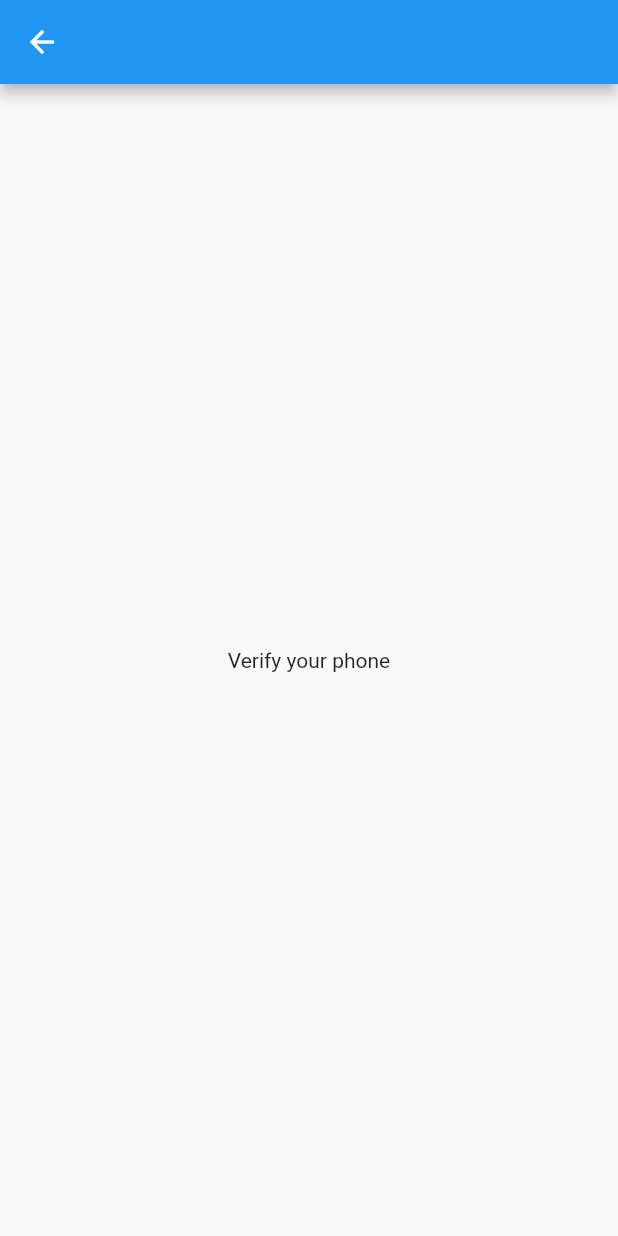
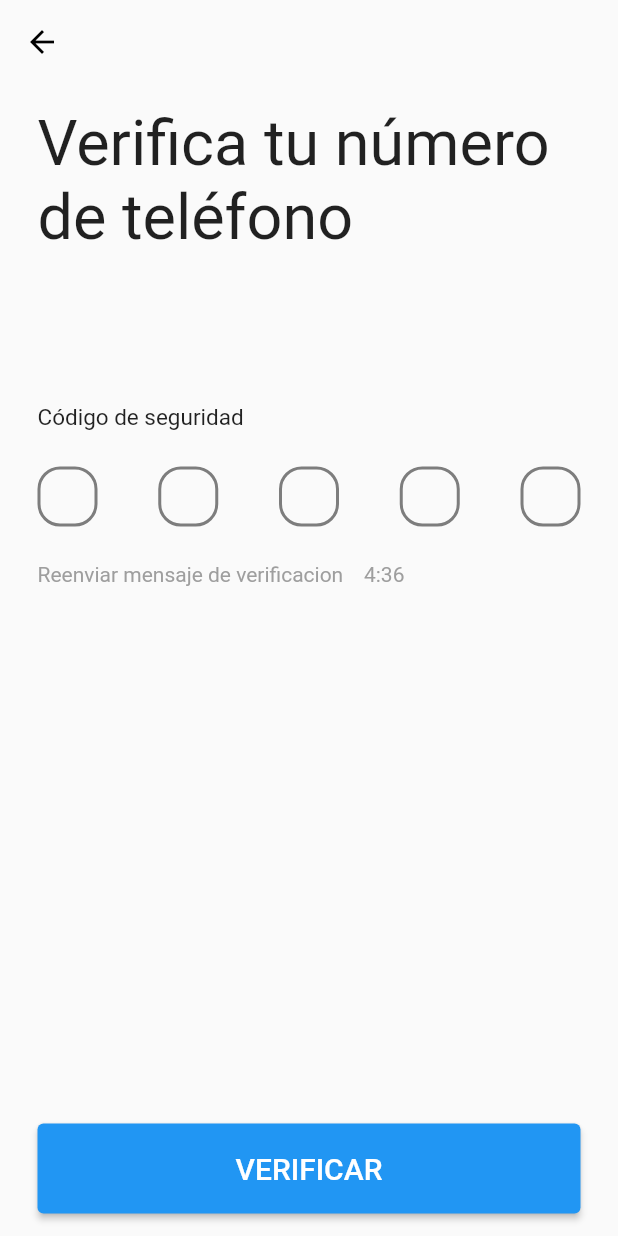
Before and after one commit to migala-dev/demos-app, a Flutter app: the VerifyPhonePage screen opened by its route, on a phone screen of 412 x 824 dp. Run offline on Flutter 3.47's test engine with Material 2 defaults, Android fonts, the phone set to English and light mode, and no system bars; our stand-ins replace bloc, fluro, flutter_bloc, pinput.

Commit message:
verify_phone UI

```diff
--- a/lib/config/themes/light_theme.dart
+++ b/lib/config/themes/light_theme.dart
@@ -1,4 +1,9 @@
 import 'package:flutter/material.dart';
 
 // TODO: define color palette and fonts
-final ligthTheme = ThemeData.light().copyWith();
+final ligthTheme = ThemeData.light().copyWith(
+    appBarTheme: ThemeData.light().appBarTheme.copyWith(
+          backgroundColor: Color(0xfafafa),
+          iconTheme: IconThemeData(color: Colors.black),
+          elevation: 0,
+        ));
--- a/lib/core/auth/login/verify_phone.dart
+++ b/lib/core/auth/login/verify_phone.dart
@@ -1,17 +1,104 @@
 import 'package:flutter/material.dart';
+import 'package:pinput/pin_put/pin_put.dart';
+
+import 'package:demos_app/widgets/buttons/bigbutton_widget.dart';
 
 class VerifyPhonePage extends StatelessWidget {
   const VerifyPhonePage({Key? key}) : super(key: key);
 
   @override
   Widget build(BuildContext context) {
-    return Container(
-      child: Scaffold(
-        appBar: AppBar(),
-        body: Center(
-          child: Text('Verify your phone'),
+    return Scaffold(
+      resizeToAvoidBottomInset: false,
+      appBar: AppBar(
+          leading: IconButton(
+        icon: Icon(
+          Icons.arrow_back,
+        ),
+        onPressed: () {
+          Navigator.pop(context);
+        },
+      )),
+      body: Padding(
+        padding: const EdgeInsets.symmetric(horizontal: 25, vertical: 15),
+        child: Column(
+          children: [
+            Text('Verifica tu número de teléfono',
+                style: TextStyle(fontSize: 42)),
+            SizedBox(
+              height: 100,
+            ),
+            Expanded(child: SecurityCodeForm())
+          ],
         ),
       ),
     );
   }
 }
+
+class SecurityCodeForm extends StatefulWidget {
+  const SecurityCodeForm({
+    Key? key,
+  }) : super(key: key);
+
+  @override
+  _SecurityCodeFormState createState() => _SecurityCodeFormState();
+}
+
+class _SecurityCodeFormState extends State<SecurityCodeForm> {
+  final TextEditingController _pinPutController = TextEditingController();
+
+  BoxDecoration get _pinPutDecoration {
+    return BoxDecoration(
+      border: Border.all(color: Colors.black, width: 2.0),
+      borderRadius: BorderRadius.circular(15.0),
+    );
+  }
+
+  @override
+  Widget build(BuildContext context) {
+    return Column(
+      mainAxisAlignment: MainAxisAlignment.spaceBetween,
+      children: [
+        Column(
+          crossAxisAlignment: CrossAxisAlignment.start,
+          children: [
+            Text(
+              'Código de seguridad',
+              style: TextStyle(fontSize: 15),
+            ),
+            SizedBox(
+              height: 20,
+            ),
+            PinPut(
+              fieldsCount: 5,
+              onSubmit: (String pin) {
+                print(pin);
+                // Hide keyboard
+                FocusScope.of(context).unfocus();
+              },
+              controller: _pinPutController,
+              submittedFieldDecoration: _pinPutDecoration.copyWith(
+                borderRadius: BorderRadius.circular(20.0),
+              ),
+              selectedFieldDecoration: _pinPutDecoration,
+              followingFieldDecoration: _pinPutDecoration.copyWith(
+                borderRadius: BorderRadius.circular(15.0),
+                border: Border.all(
+                    color: Colors.black.withOpacity(0.5), width: 2.0),
+              ),
+            ),
+            SizedBox(
+              height: 20,
+            ),
+            Text(
+              'Reenviar mensaje de verificacion    4:36',
+              style: TextStyle(color: Colors.grey),
+            )
+          ],
+        ),
+        BigButton(text: 'VERIFICAR', onPressed: () {})
+      ],
+    );
+  }
+}
--- a/pubspec.yaml
+++ b/pubspec.yaml
@@ -30,6 +30,7 @@ dependencies:
   cupertino_icons: ^1.0.2
   flutter_bloc: ^7.0.1
   equatable: ^2.0.3
+  pinput: ^1.2.0
 
 dev_dependencies:
   flutter_test:
```
Also changed, not shown: pubspec.lock.
